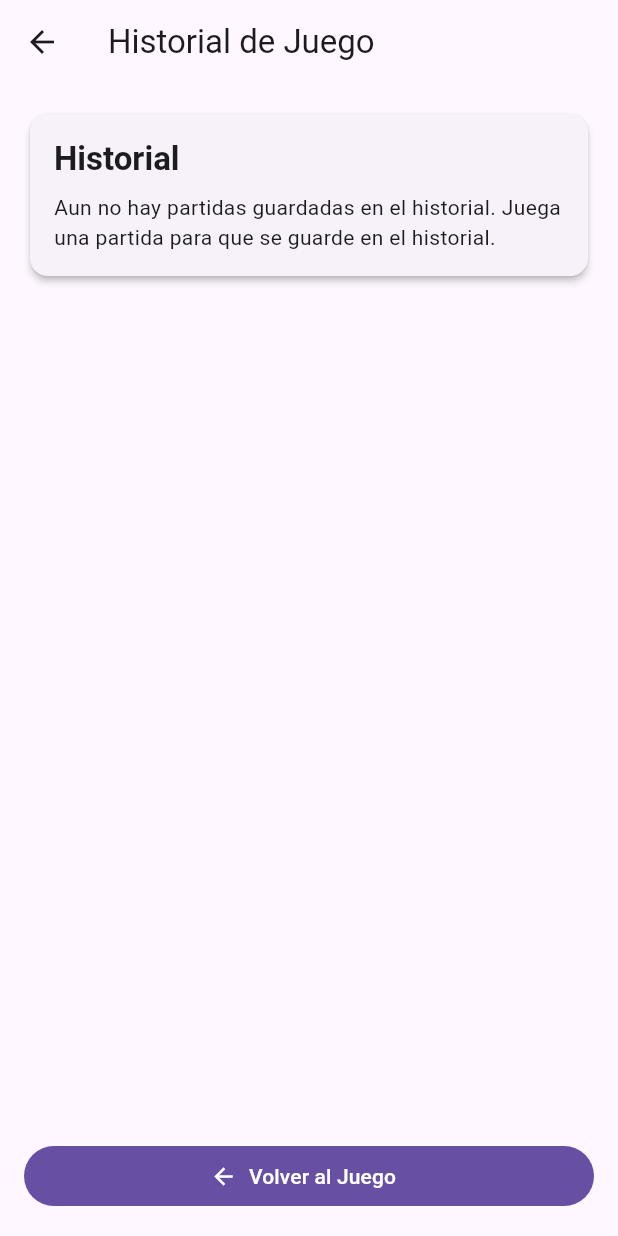
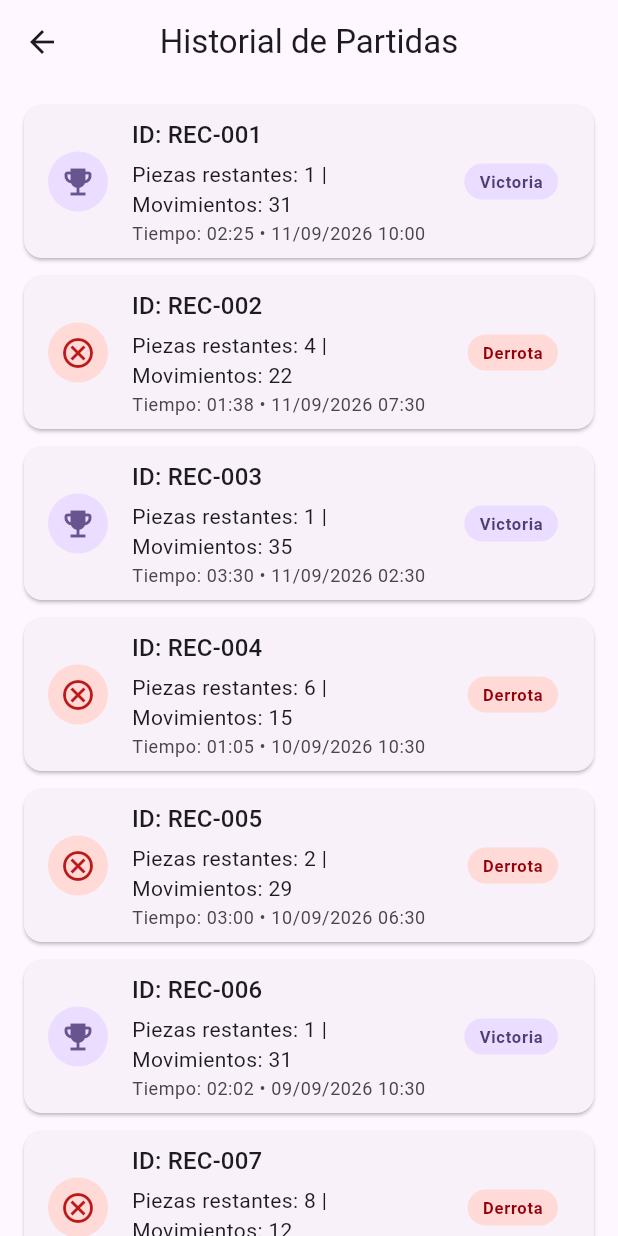
Before and after one commit to EternalLamb/-3479A321_2024479019, a Flutter app: the screen it shows after launch, after a tap on "Historial de Juego", on a phone screen of 412 x 824 dp. Run offline on Flutter 3.47's test engine with Material 3 defaults, Android fonts, the phone set to English and light mode, and no system bars; our stand-ins replace logger.

Commit message:
Listas mediante uso de agente externo

```diff
--- a/lib/main.dart
+++ b/lib/main.dart
@@ -1,10 +1,9 @@
 import 'package:flutter/material.dart';
-import 'package:lab_moviles/app_theme.dart' as app_theme;
+import 'package:lab_moviles/models/GameRecord.dart';
+import 'package:lab_moviles/ui/screens/HistoryScreen.dart';
+import 'package:lab_moviles/ui/screens/MenuScreen.dart';
 import 'package:lab_moviles/ui/screens/PegSolitaireScreen.dart';
 import 'package:lab_moviles/ui/screens/RulesScreen.dart';
-import 'package:lab_moviles/ui/screens/HistoryScreen.dart';
-
-import 'ui/screens/MenuScreen.dart';
 
 void main() {
   runApp(const PegSolitaireApp());
@@ -13,15 +12,105 @@ void main() {
 class PegSolitaireApp extends StatelessWidget {
   const PegSolitaireApp({super.key});
 
+  // Lista manual con 10 registros de partidas creadas previamente
+  List<GameRecord> _generateInitialHistory() {
+    return [
+      GameRecord(
+        id: 'REC-001',
+        date: DateTime.now().subtract(const Duration(minutes: 30)),
+        remainingPegs: 1,
+        totalMoves: 31,
+        durationSeconds: 145, // 02:25
+        isVictory: true,
+      ),
+      GameRecord(
+        id: 'REC-002',
+        date: DateTime.now().subtract(const Duration(hours: 3)),
+        remainingPegs: 4,
+        totalMoves: 22,
+        durationSeconds: 98, // 01:38
+        isVictory: false,
+      ),
+      GameRecord(
+        id: 'REC-003',
+        date: DateTime.now().subtract(const Duration(hours: 8)),
+        remainingPegs: 1,
+        totalMoves: 35,
+        durationSeconds: 210, // 03:30
+        isVictory: true,
+      ),
+      GameRecord(
+        id: 'REC-004',
+        date: DateTime.now().subtract(const Duration(days: 1)),
+        remainingPegs: 6,
+        totalMoves: 15,
+        durationSeconds: 65, // 01:05
+        isVictory: false,
+      ),
+      GameRecord(
+        id: 'REC-005',
+        date: DateTime.now().subtract(const Duration(days: 1, hours: 4)),
+        remainingPegs: 2,
+        totalMoves: 29,
+        durationSeconds: 180, // 03:00
+        isVictory: false,
+      ),
+      GameRecord(
+        id: 'REC-006',
+        date: DateTime.now().subtract(const Duration(days: 2)),
+        remainingPegs: 1,
+        totalMoves: 31,
+        durationSeconds: 122, // 02:02
+        isVictory: true,
+      ),
+      GameRecord(
+        id: 'REC-007',
+        date: DateTime.now().subtract(const Duration(days: 3, hours: 2)),
+        remainingPegs: 8,
+        totalMoves: 12,
+        durationSeconds: 45, // 00:45
+        isVictory: false,
+      ),
+      GameRecord(
+        id: 'REC-008',
+        date: DateTime.now().subtract(const Duration(days: 4)),
+        remainingPegs: 3,
+        totalMoves: 26,
+        durationSeconds: 160, // 02:40
+        isVictory: false,
+      ),
+      GameRecord(
+        id: 'REC-009',
+        date: DateTime.now().subtract(const Duration(days: 5)),
+        remainingPegs: 1,
+        totalMoves: 33,
+        durationSeconds: 195, // 03:15
+        isVictory: true,
+      ),
+      GameRecord(
+        id: 'REC-010',
+        date: DateTime.now().subtract(const Duration(days: 7)),
+        remainingPegs: 5,
+        totalMoves: 18,
+        durationSeconds: 88, // 01:28
+        isVictory: false,
+      ),
+    ];
+  }
+
   @override
   Widget build(BuildContext context) {
     return MaterialApp(
-      initialRoute: '/', // Inicia en la ruta del menú
+      debugShowCheckedModeBanner: false,
+      title: 'Peg Solitaire',
+      theme: ThemeData(useMaterial3: true, colorSchemeSeed: Colors.deepPurple),
+      initialRoute: '/',
       routes: {
         '/': (context) => const MenuScreen(),
-        '/game': (context) => PegSolitaireScreen(),
-        '/history': (context) => const HistoryScreen(),
+        '/game': (context) => const PegSolitaireScreen(),
         '/rules': (context) => const RulesScreen(),
+        '/history': (context) =>
+            HistoryScreen(records: _generateInitialHistory()),
       },
     );
   }
--- a/lib/ui/screens/HistoryScreen.dart
+++ b/lib/ui/screens/HistoryScreen.dart
@@ -1,47 +1,134 @@
 import 'package:flutter/material.dart';
+import 'package:lab_moviles/models/GameRecord.dart';
 
 class HistoryScreen extends StatelessWidget {
-  const HistoryScreen({super.key});
+  final List<GameRecord> records;
+
+  const HistoryScreen({super.key, required this.records});
 
   @override
   Widget build(BuildContext context) {
     return Scaffold(
-      appBar: AppBar(title: const Text('Historial de Juego')),
-      body: Padding(
-        padding: const EdgeInsets.all(16.0),
+      appBar: AppBar(
+        title: const Text('Historial de Partidas'),
+        centerTitle: true,
+      ),
+      body: records.isEmpty
+          ? _buildEmptyState(context)
+          : ListView.builder(
+              padding: const EdgeInsets.symmetric(vertical: 8.0),
+              itemCount: records.length,
+              itemBuilder: (context, index) {
+                final record = records[index];
+                return _buildHistoryItem(context, record);
+              },
+            ),
+    );
+  }
+
+  Widget _buildEmptyState(BuildContext context) {
+    final theme = Theme.of(context);
+    return Center(
       child: Column(
-          crossAxisAlignment: CrossAxisAlignment.stretch,
+        mainAxisAlignment: MainAxisAlignment.center,
         children: [
-            Card(
-              elevation: 2,
-              child: Padding(
-                padding: const EdgeInsets.all(16.0),
+          Icon(
+            Icons.history_toggle_off,
+            size: 64.0,
+            color: theme.colorScheme.outline,
+          ),
+          const SizedBox(height: 16.0),
+          Text(
+            'Sin historial de partidas',
+            style: theme.textTheme.titleMedium?.copyWith(
+              color: theme.colorScheme.outline,
+            ),
+          ),
+        ],
+      ),
+    );
+  }
+
+  Widget _buildHistoryItem(BuildContext context, GameRecord record) {
+    // Uso exclusivo de Theme.of(context)
+    final theme = Theme.of(context);
+    final colorScheme = theme.colorScheme;
+
+    // Colores condicionales según el resultado de la partida
+    final Color statusColor = record.isVictory
+        ? colorScheme.primary
+        : colorScheme.error;
+
+    final Color containerColor = record.isVictory
+        ? colorScheme.primaryContainer
+        : colorScheme.errorContainer;
+
+    final Color onContainerColor = record.isVictory
+        ? colorScheme.onPrimaryContainer
+        : colorScheme.onErrorContainer;
+
+    // Formateo nativo de duración mm:ss
+    final minutes = (record.durationSeconds ~/ 60).toString().padLeft(2, '0');
+    final seconds = (record.durationSeconds % 60).toString().padLeft(2, '0');
+    final formattedDuration = '$minutes:$seconds';
+
+    // Formateo nativo de fecha DD/MM/AAAA hh:mm
+    final date = record.date;
+    final day = date.day.toString().padLeft(2, '0');
+    final month = date.month.toString().padLeft(2, '0');
+    final year = date.year;
+    final hour = date.hour.toString().padLeft(2, '0');
+    final minute = date.minute.toString().padLeft(2, '0');
+    final formattedDate = '$day/$month/$year $hour:$minute';
+
+    return Card(
+      margin: const EdgeInsets.symmetric(horizontal: 16.0, vertical: 6.0),
+      child: ListTile(
+        leading: CircleAvatar(
+          backgroundColor: containerColor,
+          child: Icon(
+            record.isVictory ? Icons.emoji_events : Icons.cancel_outlined,
+            color: statusColor,
+          ),
+        ),
+        title: Text(
+          'ID: ${record.id}',
+          style: theme.textTheme.titleMedium,
+          maxLines: 1,
+          overflow: TextOverflow.ellipsis,
+        ),
+        subtitle: Padding(
+          padding: const EdgeInsets.only(top: 4.0),
           child: Column(
             crossAxisAlignment: CrossAxisAlignment.start,
             children: [
               Text(
-                      'Historial',
-                      style: Theme.of(context).textTheme.titleLarge
-                          ?.copyWith(fontWeight: FontWeight.bold),
+                'Piezas restantes: ${record.remainingPegs} | Movimientos: ${record.totalMoves}',
+                style: theme.textTheme.bodyMedium,
               ),
-                    const SizedBox(height: 8),
-                    const Text(
-                      'Aun no hay partidas guardadas en el historial. Juega una partida para que se guarde en el historial.',
-                      style: TextStyle(fontSize: 14, height: 1.4),
+              const SizedBox(height: 2.0),
+              Text(
+                'Tiempo: $formattedDuration • $formattedDate',
+                style: theme.textTheme.bodySmall?.copyWith(
+                  color: colorScheme.onSurfaceVariant,
+                ),
               ),
             ],
           ),
         ),
+        trailing: Container(
+          padding: const EdgeInsets.symmetric(horizontal: 10.0, vertical: 4.0),
+          decoration: BoxDecoration(
+            color: containerColor,
+            borderRadius: BorderRadius.circular(12.0),
           ),
-            const Spacer(),
-            FilledButton.icon(
-              icon: const Icon(Icons.arrow_back),
-              label: const Text('Volver al Juego'),
-              onPressed: () {
-                Navigator.pop(context);
-              },
+          child: Text(
+            record.isVictory ? 'Victoria' : 'Derrota',
+            style: theme.textTheme.labelSmall?.copyWith(
+              color: onContainerColor,
+              fontWeight: FontWeight.bold,
             ),
-          ],
+          ),
         ),
       ),
     );
--- a/lib/ui/screens/MenuScreen.dart
+++ b/lib/ui/screens/MenuScreen.dart
@@ -41,12 +41,7 @@ class MenuScreen extends StatelessWidget {
             const SizedBox(height: 16),
             ElevatedButton(
               onPressed: () {
-                Navigator.push(
-                  context,
-                  MaterialPageRoute(
-                    builder: (context) => const HistoryScreen(),
-                  ),
-                );
+                Navigator.pushNamed(context, '/history');
               },
               child: const Text('Historial de Juego'),
             ),
```
Also changed, not shown: lib/ui/screens/PegSolitaireScreen.dart (+59 -75 lines). Lines whose indentation alone changed are shown as unchanged.
